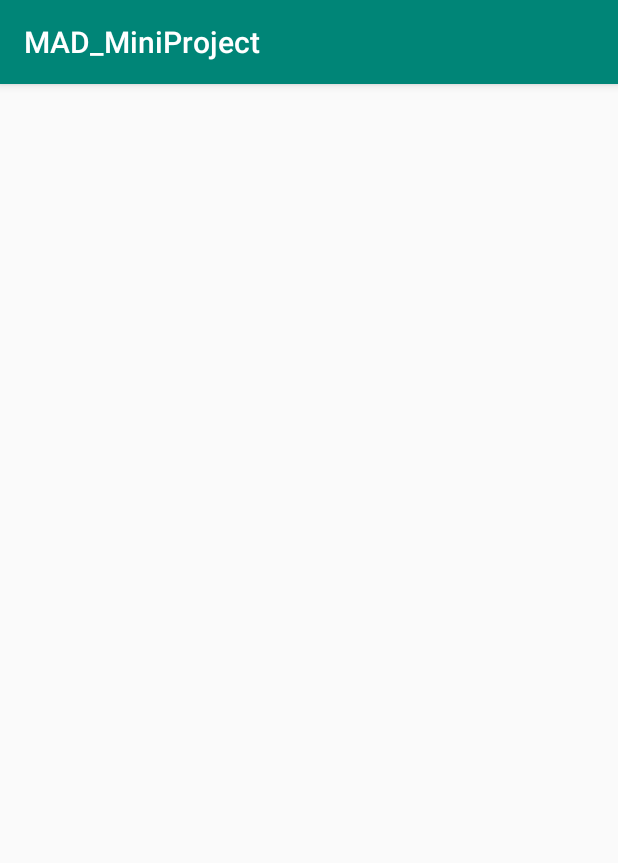
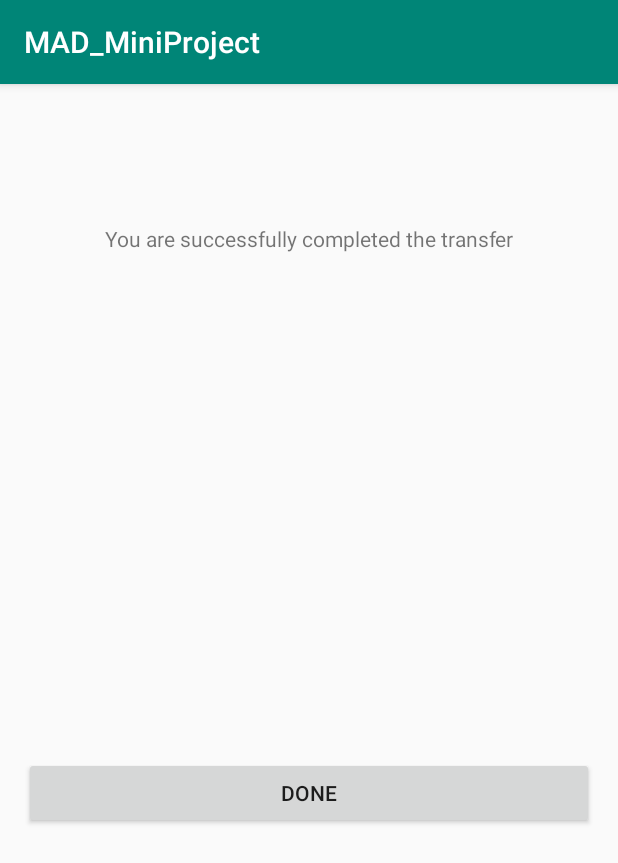
Before and after one commit to sliit-matara/MAD-Project-Final, an Android app: the MoneyTransSuccess screen opened directly, with no data from a screen before it, on a phone screen of 412 x 824 dp. Shown: the top 863 px of the screen. Run offline under Robolectric (Android 15) with nearby library versions, the phone set to English and light mode, and no system bars.

Commit message:
Ahkam 2nd Edit

```diff
--- a/app/src/main/res/layout/activity_money_trans_other_account.xml
+++ b/app/src/main/res/layout/activity_money_trans_other_account.xml
@@ -85,7 +85,7 @@
         app:layout_constraintVertical_bias="0.18" />
 
     <Button
-        android:id="@+id/btnTansfer"
+        android:id="@+id/btnTransfer"
         android:layout_width="0dp"
         android:layout_height="wrap_content"
         android:layout_marginStart="16dp"
--- a/app/src/main/res/layout/activity_money_trans_success.xml
+++ b/app/src/main/res/layout/activity_money_trans_success.xml
@@ -6,4 +6,33 @@
     android:layout_height="match_parent"
     tools:context=".MoneyTransSuccess">
 
+    <Button
+        android:id="@+id/btnDone"
+        android:layout_width="0dp"
+        android:layout_height="wrap_content"
+        android:layout_marginStart="16dp"
+        android:layout_marginTop="16dp"
+        android:layout_marginEnd="16dp"
+        android:layout_marginBottom="16dp"
+        android:text="@string/btnDone"
+        app:layout_constraintBottom_toBottomOf="parent"
+        app:layout_constraintEnd_toEndOf="parent"
+        app:layout_constraintHorizontal_bias="0.0"
+        app:layout_constraintStart_toStartOf="parent"
+        app:layout_constraintTop_toTopOf="parent"
+        app:layout_constraintVertical_bias="0.629" />
+
+    <TextView
+        android:id="@+id/textView49"
+        android:layout_width="wrap_content"
+        android:layout_height="wrap_content"
+        android:layout_marginStart="16dp"
+        android:layout_marginEnd="16dp"
+        android:layout_marginBottom="16dp"
+        android:text="You are successfully completed the transfer"
+        app:layout_constraintBottom_toBottomOf="parent"
+        app:layout_constraintEnd_toEndOf="parent"
+        app:layout_constraintStart_toStartOf="parent"
+        app:layout_constraintTop_toTopOf="parent"
+        app:layout_constraintVertical_bias="0.127" />
 </androidx.constraintlayout.widget.ConstraintLayout>
--- a/app/src/main/res/values/strings.xml
+++ b/app/src/main/res/values/strings.xml
@@ -29,4 +29,5 @@
     <string name="ownAccount">My Own Account</string>
     <string name="otherAccount">Other Account</string>
     <string name="transfer">Transfer</string>
+    <string name="btnDone">Done</string>
 </resources>
```
Also changed, not shown: app/src/main/java/com/example/mad_miniproject/MoneyTransMain.java (+23 -1 lines), app/src/main/java/com/example/mad_miniproject/MoneyTransOtherAccount.java (+18 -1 lines), app/src/main/java/com/example/mad_miniproject/MoneyTransOwnAccount.java (+18 -1 lines).
